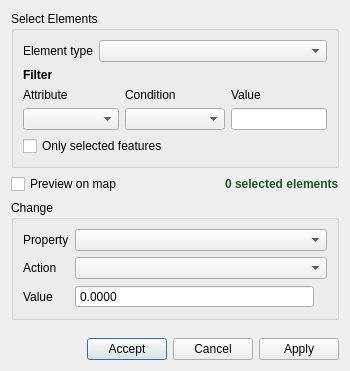
Above: ui/edition/qgisred_groupedit_dialog.ui from qgisred/QGISRed before the change. Below: the same form after it.
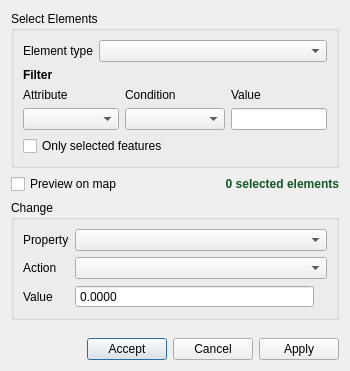
That is the form after the change.

Commit message: UI polish: center stats table values, single-line table title, right-align selected count

What changed in the file:
```diff
--- a/ui/edition/qgisred_groupedit_dialog.ui
+++ b/ui/edition/qgisred_groupedit_dialog.ui
@@ -168,6 +168,9 @@
          <property name="text">
           <string>0 selected elements</string>
          </property>
+         <property name="alignment">
+          <set>Qt::AlignRight|Qt::AlignTrailing|Qt::AlignVCenter</set>
+         </property>
         </widget>
        </item>
       </layout>
```
The commit also changes 2 other files.
